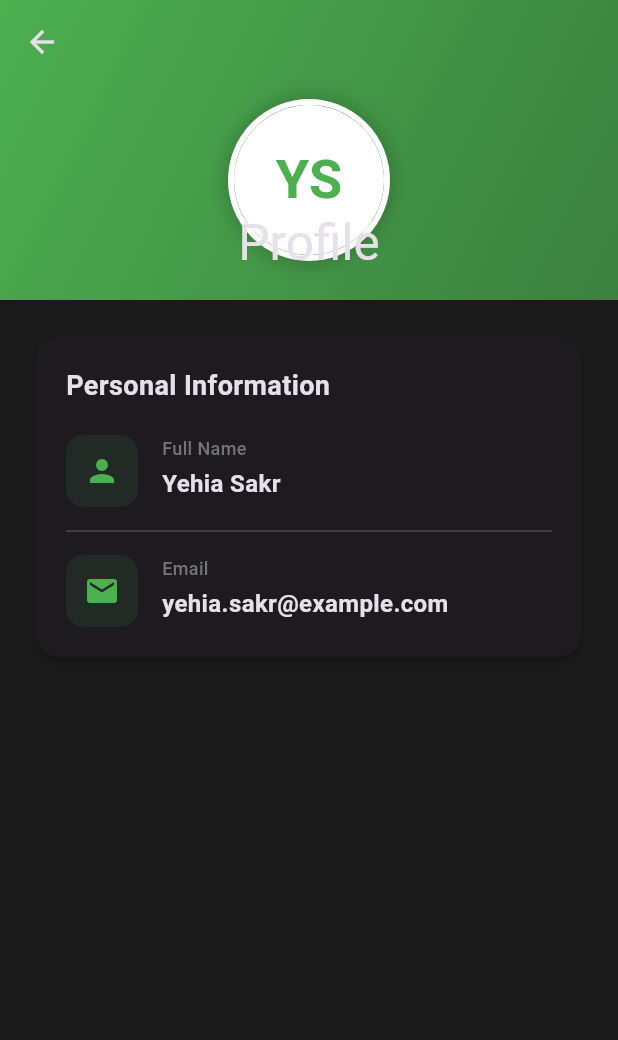
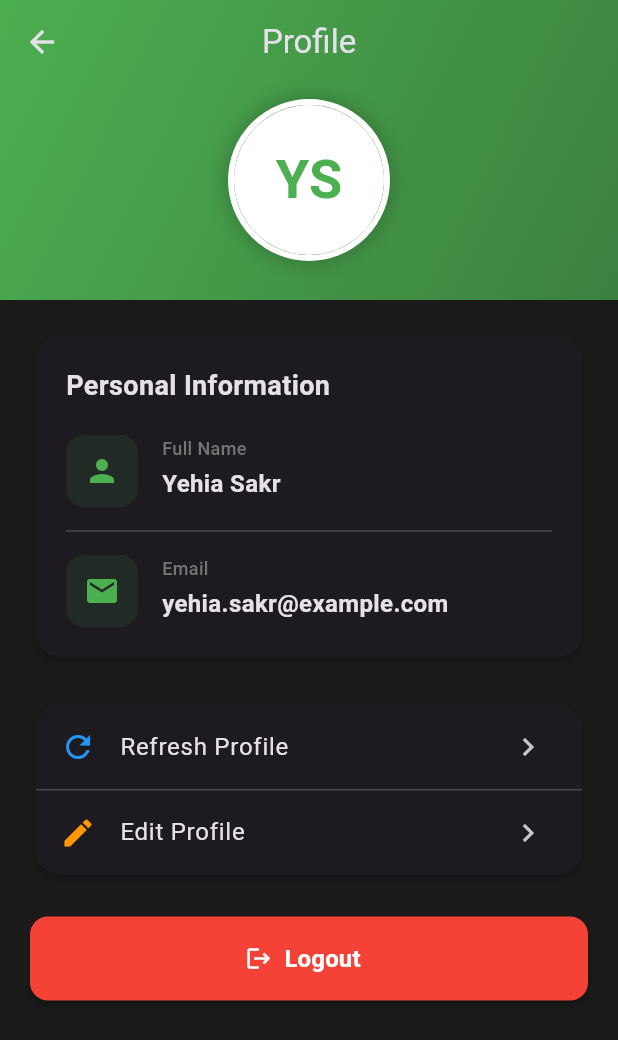
Before and after one commit to Yehia404/Smart-Hydroponic-App, a Flutter app: the UserProfileScreen screen opened directly, on a phone screen of 412 x 824 dp. Shown: the top 1040 px of the screen. Run offline on Flutter 3.47's test engine with Material 3 defaults, Android fonts, the phone set to English and light mode, and no system bars; our stand-ins replace cloud_firestore, firebase_core; accounts and stored records are empty.

Commit message:
add refresh, edit logout

```diff
--- a/lib/view/settings/user_profile_screen.dart
+++ b/lib/view/settings/user_profile_screen.dart
@@ -18,6 +18,8 @@ class UserProfileScreen extends StatelessWidget {
                 SliverAppBar(
                   expandedHeight: 200,
                   pinned: true,
+                  title: const Text('Profile'),
+                  centerTitle: true,
                   flexibleSpace: FlexibleSpaceBar(
                     background: Container(
                       decoration: BoxDecoration(
@@ -68,8 +70,6 @@ class UserProfileScreen extends StatelessWidget {
                         ),
                       ),
                     ),
-                    title: const Text('Profile'),
-                    centerTitle: true,
                   ),
                 ),
 
@@ -122,6 +122,80 @@ class UserProfileScreen extends StatelessWidget {
                         ),
 
                         const SizedBox(height: 24),
+
+                        // Actions Card
+                        Card(
+                          elevation: 2,
+                          shape: RoundedRectangleBorder(
+                            borderRadius: BorderRadius.circular(16),
+                          ),
+                          child: Column(
+                            children: [
+                              ListTile(
+                                leading: const Icon(
+                                  Icons.refresh,
+                                  color: Colors.blue,
+                                ),
+                                title: const Text('Refresh Profile'),
+                                trailing: const Icon(Icons.chevron_right),
+                                onTap: () {
+                                  // Implement refresh profile
+                                  ScaffoldMessenger.of(context).showSnackBar(
+                                    const SnackBar(
+                                      content: Text('Refresh profile'),
+                                    ),
+                                  );
+                                },
+                              ),
+                              const Divider(height: 1),
+                              ListTile(
+                                leading: const Icon(
+                                  Icons.edit,
+                                  color: Colors.orange,
+                                ),
+                                title: const Text('Edit Profile'),
+                                trailing: const Icon(Icons.chevron_right),
+                                onTap: () {
+                                  // Navigate to edit profile screen
+                                  ScaffoldMessenger.of(context).showSnackBar(
+                                    const SnackBar(
+                                      content: Text('Edit profile'),
+                                    ),
+                                  );
+                                },
+                              ),
+                            ],
+                          ),
+                        ),
+
+                        const SizedBox(height: 24),
+
+                        // Logout Button
+                        SizedBox(
+                          width: double.infinity,
+                          height: 56,
+                          child: ElevatedButton.icon(
+                            onPressed: () => _showLogoutDialog(context),
+                            icon: const Icon(Icons.logout),
+                            label: const Text(
+                              'Logout',
+                              style: TextStyle(
+                                fontSize: 16,
+                                fontWeight: FontWeight.bold,
+                              ),
+                            ),
+                            style: ElevatedButton.styleFrom(
+                              backgroundColor: Colors.red,
+                              foregroundColor: Colors.white,
+                              shape: RoundedRectangleBorder(
+                                borderRadius: BorderRadius.circular(12),
+                              ),
+                              elevation: 2,
+                            ),
+                          ),
+                        ),
+
+                        const SizedBox(height: 40),
                       ],
                     ),
                   ),
@@ -190,4 +264,48 @@ class UserProfileScreen extends StatelessWidget {
     }
     return '?';
   }
+
+  void _showLogoutDialog(BuildContext context) {
+    showDialog(
+      context: context,
+      builder: (BuildContext dialogContext) {
+        return AlertDialog(
+          shape: RoundedRectangleBorder(
+            borderRadius: BorderRadius.circular(16),
+          ),
+          title: const Row(
+            children: [
+              Icon(Icons.logout, color: Colors.red),
+              SizedBox(width: 12),
+              Text('Logout'),
+            ],
+          ),
+          content: const Text(
+            'Are you sure you want to logout?',
+            style: TextStyle(fontSize: 16),
+          ),
+          actions: [
+            TextButton(
+              onPressed: () => Navigator.of(dialogContext).pop(),
+              child: const Text('Cancel'),
+            ),
+            ElevatedButton(
+              onPressed: () {
+                Navigator.of(dialogContext).pop();
+                // Implement logout functionality
+                ScaffoldMessenger.of(context).showSnackBar(
+                  const SnackBar(content: Text('Logout functionality')),
+                );
+              },
+              style: ElevatedButton.styleFrom(
+                backgroundColor: Colors.red,
+                foregroundColor: Colors.white,
+              ),
+              child: const Text('Logout'),
+            ),
+          ],
+        );
+      },
+    );
+  }
 }
```
